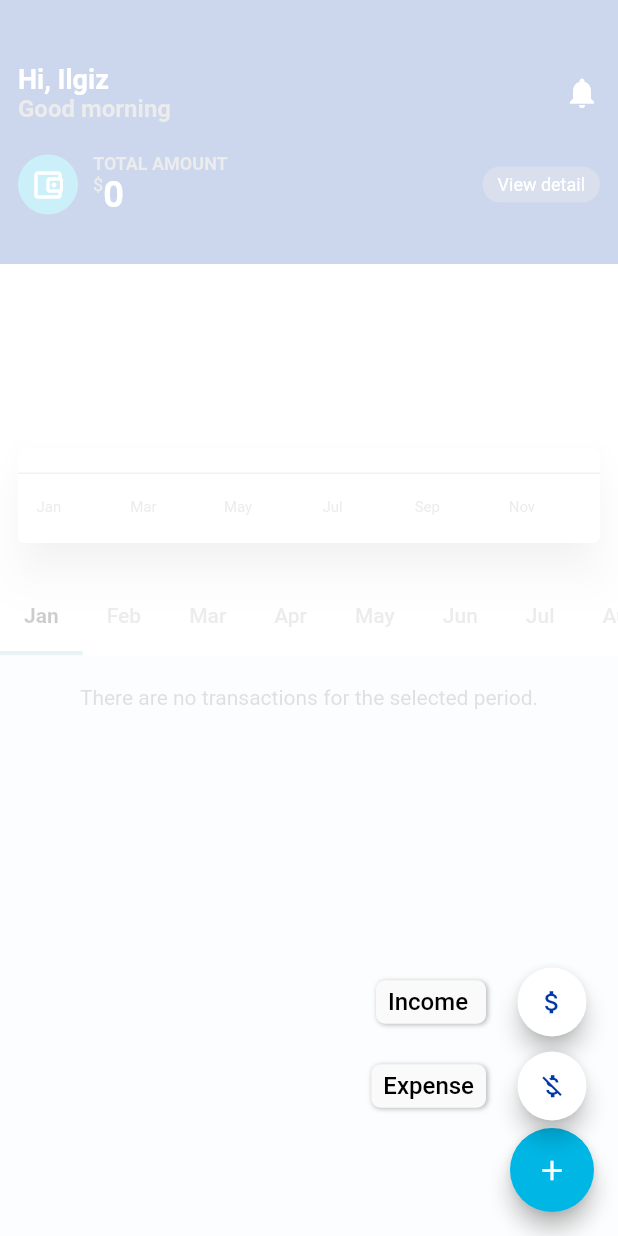
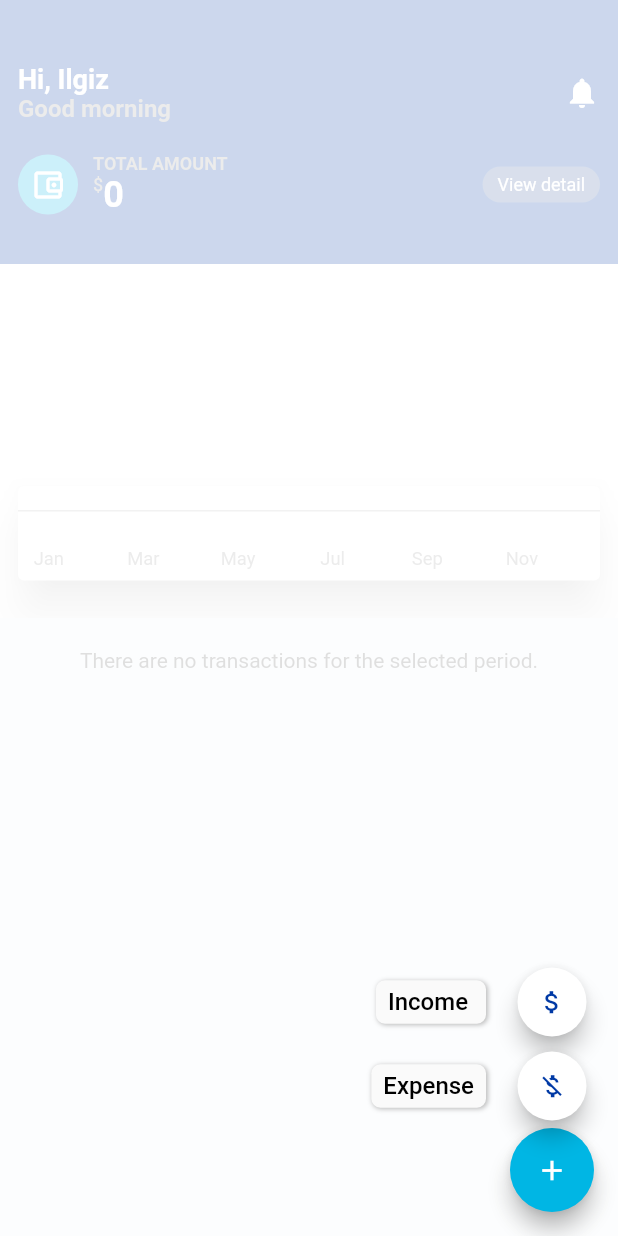
Before and after one commit to Ilgz/cash_manager, a Flutter app: the screen it shows after launch, after a tap on the "add" icon, on a phone screen of 412 x 824 dp. Run offline on Flutter 3.47's test engine with Material 2 defaults, Android fonts, the light colour scheme and no system bars; drawn by our look-alikes of flutter_speed_dial; our stand-ins replace bloc, dartz, flutter_bloc, flutter_localization, freezed_annotation, get_it and 3 more; accounts and stored records are empty.

Commit message:
feat: improve month label text scaling in transaction_chart

```diff
--- a/lib/application/transaction/transaction_filter/transaction_filter_cubit.dart
+++ b/lib/application/transaction/transaction_filter/transaction_filter_cubit.dart
@@ -28,7 +28,6 @@ class TransactionFilterCubit extends Cubit<TransactionFilterState> {
   void updateTransactionList(List<Either<Expense, Income>> allTransactions) {
     List<Either<Expense, Income>> filteredTransactions = _filterTransactionsByMonth(allTransactions, state.monthIndex);
     filteredTransactions.sort(_compareTransactionDates);
-    print("update ${state.monthIndex}");
     emit(state.copyWith(transactions: filteredTransactions));
   }
 
--- a/lib/main.dart
+++ b/lib/main.dart
@@ -1,7 +1,3 @@
-import 'dart:async';
-
-import 'package:cash_manager/domain/transaction/expense/expense.dart';
-import 'package:cash_manager/domain/transaction/income/income.dart';
 import 'package:cash_manager/infrastructure/transaction/expense_dto.dart';
 import 'package:cash_manager/infrastructure/transaction/income_dto.dart';
 import 'package:cash_manager/injection.dart';
@@ -9,14 +5,12 @@ import 'package:cash_manager/presentation/core/widgets/app_widget.dart';
 import 'package:flutter/material.dart';
 import 'package:hive_flutter/hive_flutter.dart';
 import 'package:injectable/injectable.dart';
+
 void main() async {
- await Hive.initFlutter();
+  await Hive.initFlutter();
   Hive.registerAdapter(ExpenseDtoAdapter());
   Hive.registerAdapter(IncomeDtoAdapter());
   WidgetsFlutterBinding.ensureInitialized();
   await configureInjection(Environment.prod);
   runApp(const AppWidget());
-  List<String> pupils=[];
-  final a=pupils.map((e) => e+"Hei").toList();
-print(a);
 }
--- a/lib/presentation/core/constants.dart
+++ b/lib/presentation/core/constants.dart
@@ -18,6 +18,20 @@ class AppConstants{
   static const isDark="is_dark";
   static const locale="locale";
 }
+List<String> chartMonths = [
+  "Jan",
+  "",
+  "Mar",
+  "",
+  "May",
+  "",
+  "Jul",
+  "",
+  "Sep",
+  "",
+  "Nov",
+  ""
+];
 final List<String> weekDays = [
   "mon",
   "tue",
--- a/lib/presentation/core/routes/router.dart
+++ b/lib/presentation/core/routes/router.dart
@@ -7,7 +7,6 @@ import 'package:flutter/material.dart';
 import 'package:go_router/go_router.dart';
 
 final _rootNavigatorKey = GlobalKey<NavigatorState>();
-final _shellNavigatorKey = GlobalKey<NavigatorState>();
 final goRouter =
     GoRouter(navigatorKey: _rootNavigatorKey, initialLocation: PageRoutes.transactionPage, routes: [
   GoRoute(
--- a/lib/presentation/core/widgets/app_widget.dart
+++ b/lib/presentation/core/widgets/app_widget.dart
@@ -1,15 +1,11 @@
 import 'package:cash_manager/application/transaction/transaction_filter/transaction_filter_cubit.dart';
 import 'package:cash_manager/application/transaction/transaction_watcher/transaction_watcher_cubit.dart';
 import 'package:cash_manager/injection.dart';
-import 'package:cash_manager/presentation/core/constants.dart';
 import 'package:cash_manager/presentation/core/routes/router.dart';
 import 'package:cash_manager/presentation/core/theme.dart';
-import 'package:dartz/dartz.dart';
-import 'package:flutter/foundation.dart' show kIsWeb;
 import 'package:flutter/material.dart';
 import 'package:flutter/services.dart';
 import 'package:flutter_bloc/flutter_bloc.dart';
-import 'package:go_router/go_router.dart';
 
 class AppWidget extends StatelessWidget {
   const AppWidget({Key? key}) : super(key: key);
@@ -20,17 +16,16 @@ class AppWidget extends StatelessWidget {
       providers: [
         BlocProvider(
           create: (context) =>
-          getIt<TransactionWatcherCubit>()
-            ..getTransactionData(),
+              getIt<TransactionWatcherCubit>()..getTransactionData(),
         ),
-
         BlocProvider(
           create: (context) => getIt<TransactionFilterCubit>(),
         ),
       ],
       child: AnnotatedRegion<SystemUiOverlayStyle>(
-        value: SystemUiOverlayStyle(
-          statusBarColor: Color(0xff0039a5), // set your desired status bar color here
+        value: const SystemUiOverlayStyle(
+          statusBarColor:
+              Color(0xff0039a5), // set your desired status bar color here
         ),
         child: MaterialApp.router(
             routerConfig: goRouter,
--- a/lib/presentation/transaction/transaction_page.dart
+++ b/lib/presentation/transaction/transaction_page.dart
@@ -69,28 +69,28 @@ class _TransactionPageState extends State<TransactionPage>
                 );
               }),
             ),
-            SizedBox(
-                height: 50,
-                child: SingleChildScrollView(
-                    scrollDirection: Axis.horizontal,
-                    child: TabBar(
-                        indicatorColor: const Color(0xff86c1d2),
-                        labelStyle: const TextStyle(
-                            color: Colors.black, fontWeight: FontWeight.bold),
-                        unselectedLabelStyle:
-                            const TextStyle(color: Colors.grey),
-                        indicatorSize: TabBarIndicatorSize.tab,
-                        indicatorWeight: 3.0,
-                        onTap: (index) {
-                          //Change month
-                          context
-                              .read<TransactionFilterCubit>()
-                              .monthIndexChanged(index + 1,
-                                  context.read<TransactionWatcherCubit>());
-                        },
-                        isScrollable: true,
-                        controller: _tabController,
-                        tabs: tabs))),
+            // SizedBox(
+            //     height: 50,
+            //     child: SingleChildScrollView(
+            //         scrollDirection: Axis.horizontal,
+            //         child: TabBar(
+            //             indicatorColor: const Color(0xff86c1d2),
+            //             labelStyle: const TextStyle(
+            //                 color: Colors.black, fontWeight: FontWeight.bold),
+            //             unselectedLabelStyle:
+            //                 const TextStyle(color: Colors.grey),
+            //             indicatorSize: TabBarIndicatorSize.tab,
+            //             indicatorWeight: 3.0,
+            //             onTap: (index) {
+            //               // Change month
+            //               context
+            //                   .read<TransactionFilterCubit>()
+            //                   .monthIndexChanged(index + 1,
+            //                       context.read<TransactionWatcherCubit>());
+            //             },
+            //             isScrollable: true,
+            //             controller: _tabController,
+            //             tabs: tabs))),
             Expanded(
               child: Container(
                 width: double.infinity,
@@ -115,12 +115,15 @@ class _TransactionPageState extends State<TransactionPage>
                                     shrinkWrap: true,
                                     itemCount: transactions.length,
                                     itemBuilder: (context, index) {
+                                      // Transforms expenses and incomes into a list of Transactions
                                       final transactions =
                                           convertEitherToTransactionList(
                                               state.transactions);
+                                      // Checks if previous transaction is on the same day
                                       final isPreviousSameDay =
                                           isSameDayAsPrevious(
                                               index, transactions);
+                                      // Checks if next transaction is on the same day
                                       final isNextSameDay = isSameDayAsPrevious(
                                           index, transactions);
                                       return TransactionCard(
@@ -169,6 +172,7 @@ class _TransactionPageState extends State<TransactionPage>
     final currentTransaction = transactionList[index];
     return previousTransaction.date.day == currentTransaction.date.day;
   }
+
   bool isSameDayAsNext(int index, List<Transaction> transactionList) {
     if (index == transactionList.length - 1) {
       return false;
--- a/lib/presentation/transaction/widgets/custom_fab.dart
+++ b/lib/presentation/transaction/widgets/custom_fab.dart
@@ -6,7 +6,6 @@ import 'package:flutter_speed_dial/flutter_speed_dial.dart';
 
 class CustomFAB extends StatelessWidget {
   const CustomFAB({Key? key}) : super(key: key);
-
   @override
   Widget build(BuildContext context) {
     return    SpeedDial(
--- a/lib/presentation/transaction/widgets/income_expense_chart.dart
+++ b/lib/presentation/transaction/widgets/income_expense_chart.dart
@@ -1,26 +1,15 @@
 import 'package:cash_manager/application/transaction/transaction_watcher/transaction_watcher_cubit.dart';
 import 'package:cash_manager/domain/transaction/expense/expense.dart';
+import 'package:cash_manager/domain/transaction/income/income.dart';
+import 'package:cash_manager/presentation/core/constants.dart';
+import 'package:dartz/dartz.dart';
 import 'package:flutter/material.dart';
 import 'package:flutter_bloc/flutter_bloc.dart';
+import 'package:hive_flutter/adapters.dart';
 
 class IncomeExpenseChart extends StatelessWidget {
   IncomeExpenseChart({Key? key}) : super(key: key);
   List<List<int>> chartData = List.generate(12, (index) => [60, 15]);
-  List<String> chartMonths = [
-    "Jan",
-    "",
-    "Mar",
-    "",
-    "May",
-    "",
-    "Jul",
-    "",
-    "Sep",
-    "",
-    "Nov",
-    ""
-  ];
-
   @override
   Widget build(BuildContext context) {
     return Card(elevation: 12, child: Column(children: [
@@ -51,10 +40,14 @@ class IncomeExpenseChart extends StatelessWidget {
       const SizedBox(height: 16,),
       SizedBox(height: 30,
         child: Row(mainAxisAlignment: MainAxisAlignment.spaceEvenly, children: [
-          ...chartMonths.map((value) => SizedBox(width: 22,
-            child: Align(alignment: Alignment.topCenter,
-                child: Text(value, style: const TextStyle(fontSize: 10, color: Colors
-                    .grey),)),)),
+          ...chartMonths.map((value) => Container(
+            width: 22,
+            height: 14,
+              child: FittedBox(fit: BoxFit.fitHeight,
+              child: Text(value, style: const TextStyle( color: Colors
+                  .grey),),
+            ),
+          )),
         ],),)
     ],),);
   }
@@ -65,42 +58,15 @@ class Candle extends StatelessWidget {
       : super(key: key);
   final bool isIncome;
   final int monthIndex;
-
   @override
   Widget build(BuildContext context) {
     return BlocBuilder<TransactionWatcherCubit, TransactionWatcherState>(
       builder: (context, state) {
         return state.maybeMap(loadSuccess: (state) {
-          late double height;
-          if (isIncome) {
-            double total=0;
-            for (var transaction in state.transactionData) {
-              transaction.fold((_) {},(income) {
-                if(income.date.month==(monthIndex+1)){
-                  total+=income.amount.getOrCrash();
-                }
-              }, );
-            }
-            if(total>=5000){
-              height=60;
-            }else{
-              height=total*0.012;
-            }
-          } else {
-            double total=0;
-            for (var transaction in state.transactionData) {
-              transaction.fold((expense) {
-                if(expense.date.month==(monthIndex+1)){
-                  total+=expense.amount.getOrCrash();
-                }
-              }, (_) {});
-            }
-            if(total>=5000){
-              height=60;
-            }else{
-              height=total*0.012;
-            }
-          }
+          final totals = _calculateIncomeExpenseTotals(state.transactionData);
+          final height = _calculateHeight(
+            total: isIncome ? totals['income']! : totals['expense']!,
+          );
           return Container(
             width: 6,
             height: height,
@@ -115,4 +81,30 @@ class Candle extends StatelessWidget {
       },
     );
   }
+  Map<String, double> _calculateIncomeExpenseTotals(
+      List<Either<Expense, Income>> transactionData) {
+    double totalIncome = 0;
+    double totalExpense = 0;
+
+    for (var transaction in transactionData) {
+      transaction.fold(
+            (expense) {
+          if (expense.date.month == (monthIndex + 1)) {
+            totalExpense += expense.amount.getOrCrash();
+          }
+        },
+            (income) {
+          if (income.date.month == (monthIndex + 1)) {
+            totalIncome += income.amount.getOrCrash();
+          }
+        },
+      );
+    }
+
+    return {'income': totalIncome, 'expense': totalExpense};
+  }
+
+  double _calculateHeight({required double total}) {
+    return total >= 5000 ? 60 : total * 0.012;
+  }
 }
--- a/lib/presentation/transaction/widgets/name_text_field.dart
+++ b/lib/presentation/transaction/widgets/name_text_field.dart
@@ -48,8 +48,8 @@ class TransactionTextField extends StatelessWidget {
             controller: controller,
             style: Theme.of(context).textTheme.bodyText1,
             cursorColor: Theme.of(context).primaryColor,
-            decoration: const InputDecoration(
-                hintText: "Expense Name",
+            decoration:  InputDecoration(
+                hintText: state.fold((_) => "Expense Name", (_) => "Income Name"),
                 border: InputBorder.none,
                 isDense: true),
             inputFormatters: [
```
